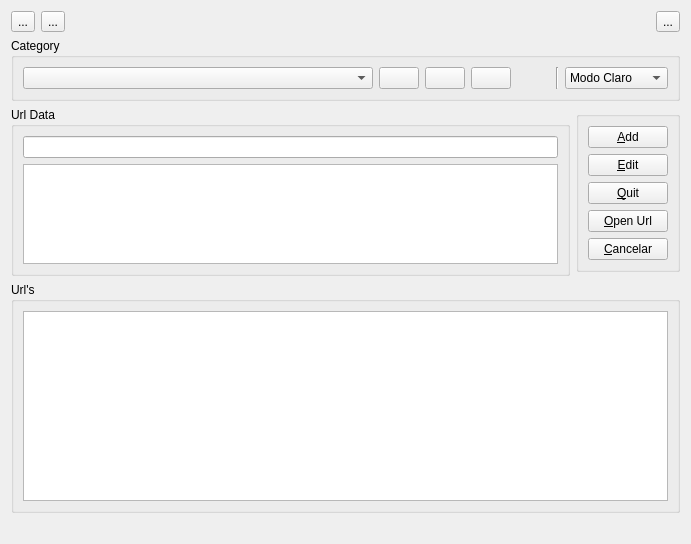
The window that widget.ui (lincolningaroca/xxxApp) describes before a commit, drawn with Qt 5.
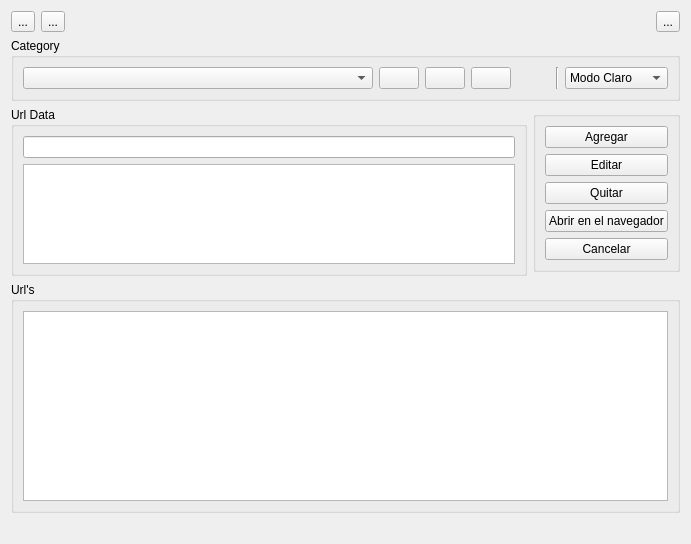
The same window after the commit. Icons and pictures are not drawn.

Commit message: The texts of the button panel and the contextual menu, which manages the actions of the urls, have been updated.

Diff of the .ui file:
```diff
--- a/widget.ui
+++ b/widget.ui
@@ -287,7 +287,7 @@
         <item>
          <widget class="QPushButton" name="btnAdd">
           <property name="text">
-           <string>&amp;Add</string>
+           <string>Agregar</string>
           </property>
           <property name="icon">
            <iconset theme="edit-paste">
@@ -298,28 +298,28 @@
         <item>
          <widget class="QPushButton" name="btnEdit">
           <property name="text">
-           <string>&amp;Edit</string>
+           <string>Editar</string>
           </property>
          </widget>
         </item>
         <item>
          <widget class="QPushButton" name="btnQuit">
           <property name="text">
-           <string>&amp;Quit</string>
+           <string>Quitar</string>
           </property>
          </widget>
         </item>
         <item>
          <widget class="QPushButton" name="btnopen">
           <property name="text">
-           <string>&amp;Open Url</string>
+           <string>Abrir en el navegador</string>
           </property>
          </widget>
         </item>
         <item>
          <widget class="QPushButton" name="btnCancel">
           <property name="text">
-           <string>&amp;Cancelar</string>
+           <string>Cancelar</string>
           </property>
          </widget>
         </item>
```
The commit also changes 1 other file.
